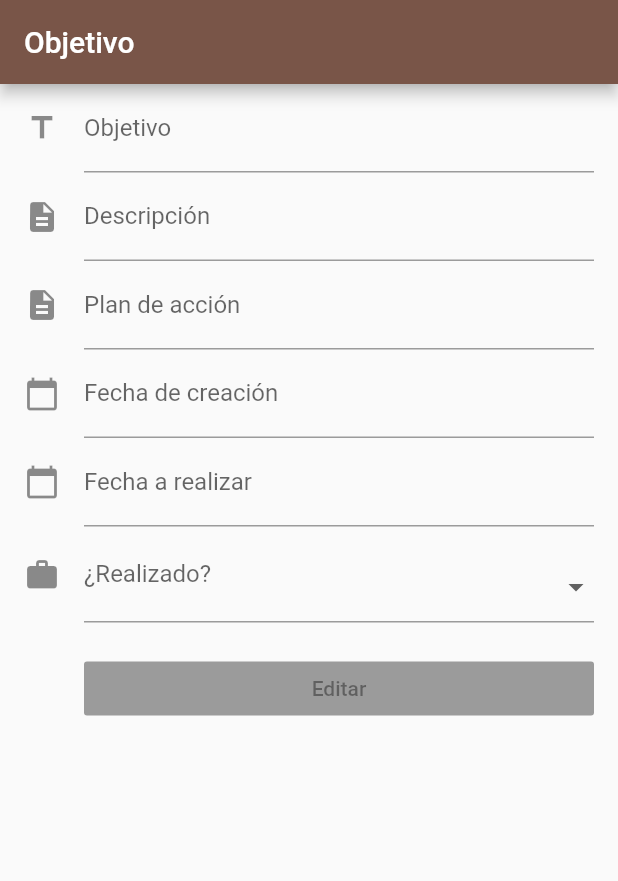
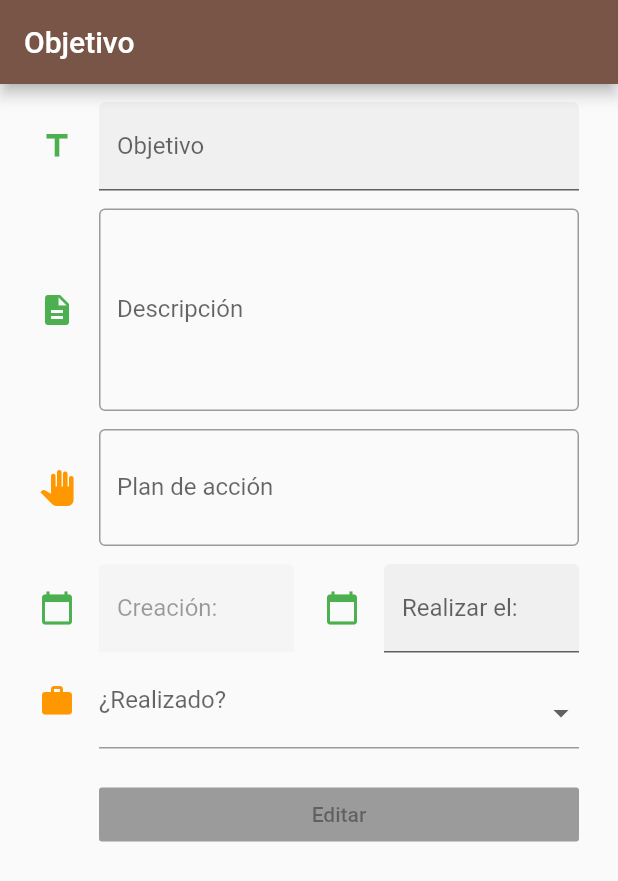
Before and after one commit to noxcraft95/Objetive, a Flutter app: the MyHomePage screen opened directly, on a phone screen of 412 x 824 dp. Shown: the top 881 px of the screen. Run offline on Flutter 3.47's test engine with Material 2 defaults, Android fonts, the phone set to English and light mode, and no system bars; our stand-ins replace sqflite; accounts and stored records are empty.

Commit message:
Estilos de ver objetivo nike

```diff
--- a/lib/ver_objetivo.dart
+++ b/lib/ver_objetivo.dart
@@ -31,6 +31,7 @@ class _MyHomePageState extends State<MyHomePage> {
   List<String> opcionesRealizado = <String>['', 'Sin realizar', 'Realizado'];
   String realizado = '';
   Objetivo objetivo = new Objetivo();
+  Icon icono = Icon(Icons.work, color: Colors.orange);
 
   @override
   Widget build(BuildContext context) {
@@ -45,52 +46,83 @@ class _MyHomePageState extends State<MyHomePage> {
               key: _formKey,
               autovalidate: true,
               child: new ListView(
-                padding: const EdgeInsets.symmetric(horizontal: 16.0),
+                padding: const EdgeInsets.symmetric(horizontal: 26.0),
                 children: <Widget>[
+                  SizedBox(height: 12),
                   new TextFormField(
                     decoration: const InputDecoration(
-                      icon: const Icon(Icons.title),
+                      icon: const Icon(Icons.title, color: Colors.green),
                       hintText: 'Introduce el objetivo',
                       labelText: 'Objetivo',
+                      filled: true,
+                      border: UnderlineInputBorder(),
                     ),
                   ),
+                  SizedBox(height: 12),
                   new TextFormField(
                     decoration: const InputDecoration(
-                      icon: const Icon(Icons.description),
+                      icon: const Icon(Icons.description, color: Colors.green),
                       hintText: 'Descripción del objetivo',
                       labelText: 'Descripción',
+                      border: OutlineInputBorder(),
                     ),
-                    keyboardType: TextInputType.datetime,
+                    keyboardType: TextInputType.text,
+                    maxLines: 5,
                   ),
+                  SizedBox(height: 12),
                   new TextFormField(
                     decoration: const InputDecoration(
-                      icon: const Icon(Icons.description),
+                      icon: const Icon(
+                        Icons.pan_tool,
+                        color: Colors.orange,
+                      ),
                       hintText: 'Plan de acción',
                       labelText: 'Plan de acción',
+                      border: OutlineInputBorder(),
                     ),
                     keyboardType: TextInputType.text,
+                    maxLines: 2,
                   ),
-                  new TextFormField(
-                    decoration: const InputDecoration(
-                      icon: const Icon(Icons.calendar_today),
-                      hintText: 'Fecha de creación',
-                      labelText: 'Fecha de creación',
-                    ),
-                    keyboardType: TextInputType.datetime,
-                  ),
-                  new TextFormField(
-                    decoration: const InputDecoration(
-                      icon: const Icon(Icons.calendar_today),
-                      hintText: 'Fecha a realizar',
-                      labelText: 'Fecha a realizar',
-                    ),
-                    keyboardType: TextInputType.datetime,
+                  SizedBox(height: 12),
+                  new Row(
+                    mainAxisAlignment: MainAxisAlignment.spaceEvenly,
+                    children: <Widget>[
+                      new Flexible(
+                        child: new TextFormField(
+                          enabled: false,
+                          decoration: const InputDecoration(
+                            icon: const Icon(Icons.calendar_today,
+                                color: Colors.green),
+                            hintText: 'Creación:',
+                            labelText: 'Creación:',
+                            filled: true,
+                            border: UnderlineInputBorder(),
+                          ),
+                        ),
+                      ),
+                      SizedBox(
+                        width: 20.0,
+                      ),
+                      new Flexible(
+                        child: new TextFormField(
+                          decoration: const InputDecoration(
+                            icon: const Icon(Icons.calendar_today,
+                                color: Colors.green),
+                            hintText: 'Realizar el:',
+                            labelText: 'Realizar el:',
+                            filled: true,
+                            border: UnderlineInputBorder(),
+                          ),
+                          keyboardType: TextInputType.datetime,
+                        ),
+                      ),
+                    ],
                   ),
                   new FormField(
                     builder: (FormFieldState state) {
                       return InputDecorator(
                         decoration: InputDecoration(
-                          icon: const Icon(Icons.work),
+                          icon: icono,
                           labelText: '¿Realizado?',
                         ),
                         isEmpty: realizado == '',
@@ -100,6 +132,19 @@ class _MyHomePageState extends State<MyHomePage> {
                             isDense: true,
                             onChanged: (String newValue) {
                               setState(() {
+                                print(newValue == "Sin realizar");
+                                switch (newValue) {
+                                  case "Sin realizar":
+                                    icono = Icon(Icons.work, color: Colors.red);
+                                    break;
+                                  case "Realizado":
+                                    icono =
+                                        Icon(Icons.work, color: Colors.green);
+                                    break;
+                                  default:
+                                    icono = icono =
+                                        Icon(Icons.work, color: Colors.orange);
+                                }
                                 objetivo.realizado = newValue;
                                 realizado = newValue;
                                 state.didChange(newValue);
```
